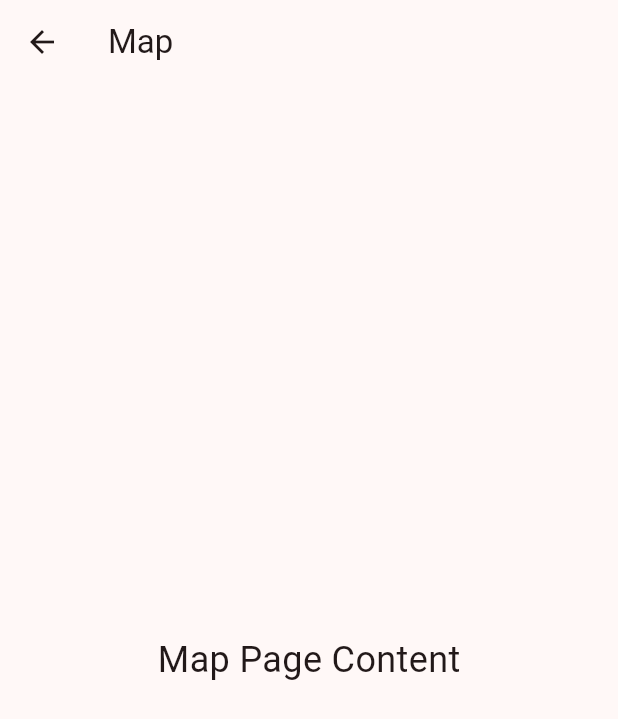
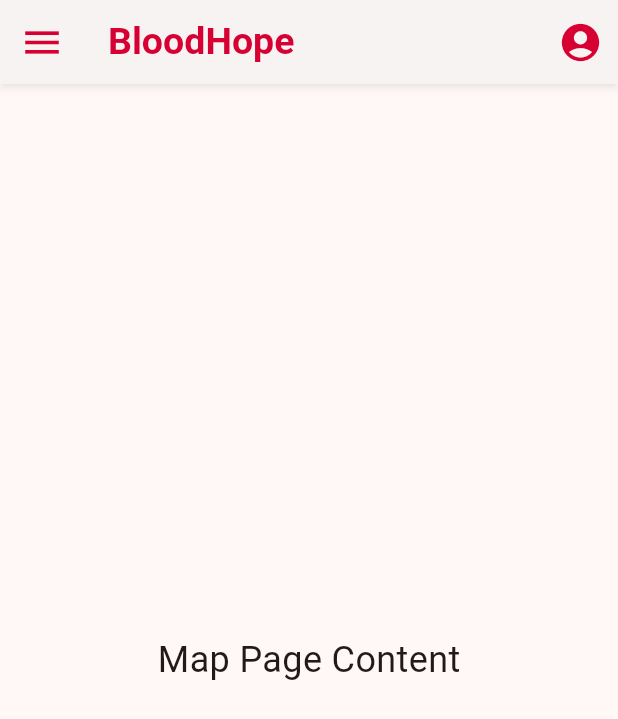
Before and after one commit to chamudithaperera/Flutter-Dart-project-05-Blood-Donation-App, a Flutter app: the MapPage screen opened directly, on a phone screen of 412 x 824 dp. Shown: the top 719 px of the screen. Run offline on Flutter 3.47's test engine with Material 3 defaults, Android fonts, the phone set to English and light mode, and no system bars.

Commit message:
add appbar to map page

```diff
--- a/lib/pages/mapPage.dart
+++ b/lib/pages/mapPage.dart
@@ -1,4 +1,6 @@
 import 'package:flutter/material.dart';
+
+import '../widgets/main_Appbar.dart';
 
 class MapPage extends StatelessWidget {
   const MapPage({super.key});
@@ -7,7 +9,12 @@ class MapPage extends StatelessWidget {
   Widget build(BuildContext context) {
     return Scaffold(
       appBar: AppBar(
-        title: const Text('Map'),
+        backgroundColor: const Color(0xffffffff),
+        elevation: 2, // Increases shadow depth
+        shadowColor: Colors.black.withOpacity(0.3),
+        leading: appBarLeading,
+        title: appBarText,
+        actions: appBarAction,
       ),
       body: const Center(
         child: Text(
```
